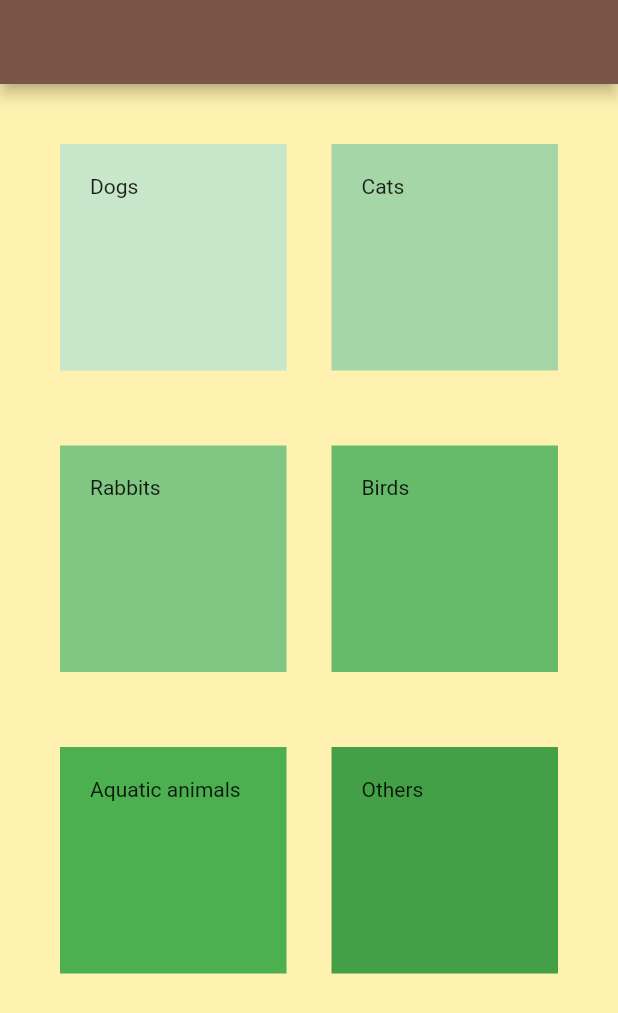
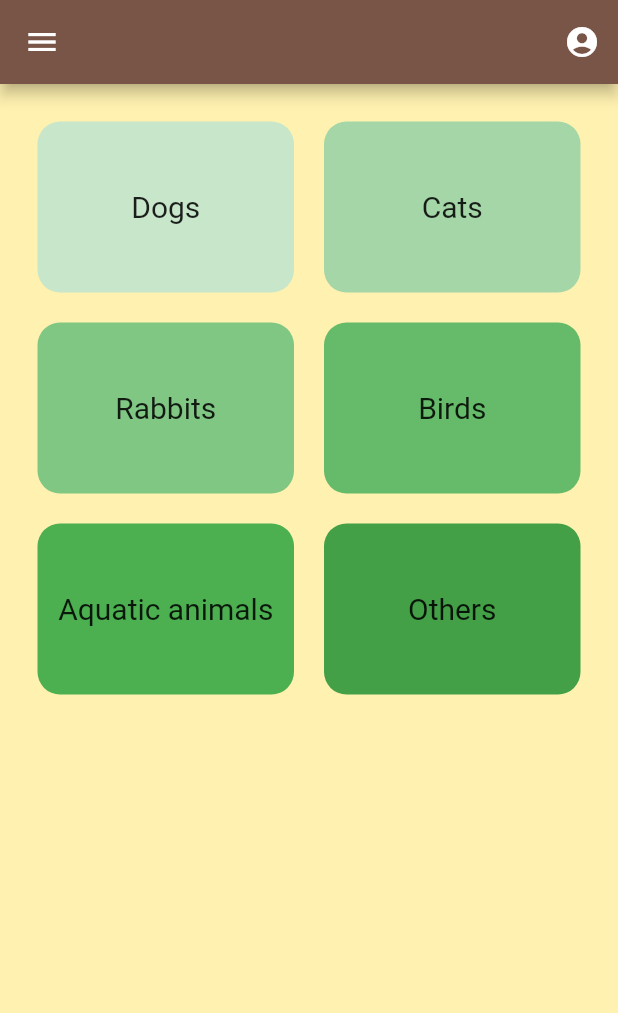
Before and after one commit to JahnaviSatishShanbhag/Pet_Adoption_App, a Flutter app: the screen it shows after launch, on a phone screen of 412 x 824 dp. Shown: the top 1013 px of the screen. Run offline on Flutter 3.47's test engine with Material 2 defaults, Android fonts, the phone set to English and light mode, and no system bars.

Commit message:
check error commit

```diff
--- /dev/null
+++ b/lib/dummy_data.dart
@@ -0,0 +1,36 @@
+import 'package:flutter/material.dart';
+
+import 'models/animal_category.dart';
+
+List<AnimalCategory> DUMMY_ANIMALS = [
+  AnimalCategory(
+    id: 'a1',
+    title: 'Dogs',
+    color: Colors.green[100] as Color,
+  ),
+  AnimalCategory(
+    id: 'a2',
+    title: 'Cats',
+    color: Colors.green[200] as Color,
+  ),
+  AnimalCategory(
+    id: 'a3',
+    title: 'Rabbits',
+    color: Colors.green[300] as Color,
+  ),
+  AnimalCategory(
+    id: 'a4',
+    title: 'Birds',
+    color: Colors.green[400] as Color,
+  ),
+  AnimalCategory(
+    id: 'a5',
+    title: 'Aquatic animals',
+    color: Colors.green[500] as Color,
+  ),
+  AnimalCategory(
+    id: 'a6',
+    title: 'Others',
+    color: Colors.green[600] as Color,
+  ),
+];
--- a/lib/main.dart
+++ b/lib/main.dart
@@ -1,31 +1,37 @@
 import 'package:flutter/material.dart';
-import 'package:pet_adoption_app/screens/auth_screen.dart';
+
+import './screens/auth_screen.dart';
+import './screens/category_animals_screen.dart';
 import './screens/home_screen.dart';
+import './widgets/category_item.dart';
 
 void main() {
   runApp(MyApp());
 }
 
-class MyApp extends StatelessWidget {
+class MyApp extends StatefulWidget {
+  @override
+  State<MyApp> createState() => _MyAppState();
+}
 
-  Map<int, Color> color =
-          {
-          50:const Color.fromRGBO(255, 241, 175, .1),
-          100:const Color.fromRGBO(255, 241, 175, .2),
-          200:const Color.fromRGBO(255, 241, 175, .3),
-          300:const Color.fromRGBO(255, 241, 175, .4),
-          400:const Color.fromRGBO(255, 241, 175, .5),
-          500:const Color.fromRGBO(255, 241, 175, .6),
-          600:const Color.fromRGBO(255, 241, 175, .7),
-          700:const Color.fromRGBO(255, 241, 175, .8),
-          800:const Color.fromRGBO(255, 241, 175, .9),
-          900:const Color.fromRGBO(255, 241, 175, 1),
-          };
+class _MyAppState extends State<MyApp> {
+  Map<int, Color> color = {
+    50: const Color.fromRGBO(255, 241, 175, .1),
+    100: const Color.fromRGBO(255, 241, 175, .2),
+    200: const Color.fromRGBO(255, 241, 175, .3),
+    300: const Color.fromRGBO(255, 241, 175, .4),
+    400: const Color.fromRGBO(255, 241, 175, .5),
+    500: const Color.fromRGBO(255, 241, 175, .6),
+    600: const Color.fromRGBO(255, 241, 175, .7),
+    700: const Color.fromRGBO(255, 241, 175, .8),
+    800: const Color.fromRGBO(255, 241, 175, .9),
+    900: const Color.fromRGBO(255, 241, 175, 1),
+  };
 
   @override
   Widget build(BuildContext context) {
     // int argbColor = Color.argb(255, 118, 118, 188);
- MaterialColor colorCustom = MaterialColor(0xFFFFF1AF, color);
+    MaterialColor colorCustom = MaterialColor(0xFFFFF1AF, color);
 
     return MaterialApp(
       title: 'Pet adoption app',
@@ -34,6 +40,10 @@ class MyApp extends StatelessWidget {
         // accentColor:Colors.brown,
       ),
       home: HomeScreen(),
+      routes:{
+        // CategoryAnimalsScreen.routeName:(ctx) => CategoryAnimalsScreen(),
+        CategoryAnimalsScreen.routeName:(context) => CategoryAnimalsScreen(),
+      },
     );
   }
 }
--- /dev/null
+++ b/lib/models/animal_category.dart
@@ -0,0 +1,14 @@
+import 'package:flutter/material.dart';
+
+class AnimalCategory
+{
+  final String id;
+  final String title;
+  final Color color;
+
+  AnimalCategory({
+    required this.id,
+    required this.title,
+    required this.color,
+  });
+}
--- /dev/null
+++ b/lib/screens/category_animals_screen.dart
@@ -0,0 +1,18 @@
+import 'package:flutter/material.dart';
+
+class CategoryAnimalsScreen extends StatelessWidget {
+
+  static const routeName='/category-animals';
+
+  @override
+  Widget build(BuildContext context) {
+    // Map<String,String> routeArgs=ModalRoute.of(context)!.settings.arguments as Map<String,String>;
+
+    return Scaffold(
+      appBar: AppBar(
+        title:const Text("routeArgs['title'] as String"),
+      ),
+      body:Container(),
+    );
+  }
+}
--- a/lib/screens/home_screen.dart
+++ b/lib/screens/home_screen.dart
@@ -1,59 +1,48 @@
 import 'package:flutter/material.dart';
+
+import '../dummy_data.dart';
+import '../widgets/category_item.dart';
 
 class HomeScreen extends StatelessWidget {
   @override
   Widget build(BuildContext context) {
     return MaterialApp(
       home: Scaffold(
-          appBar: AppBar(
-            backgroundColor: Colors.brown,
+        appBar: AppBar(
+          // title: const Text("Home"),
+          leading: IconButton(
+            icon: const Icon(
+              Icons.menu,
+            ),
+            onPressed: () {},
           ),
-          backgroundColor: Theme.of(context).primaryColor,
-          body: CustomScrollView(
-        primary: false,
-        slivers: <Widget>[
-          SliverPadding(
-            padding: const EdgeInsets.all(40),
-            sliver: SliverGrid.count(
-              crossAxisSpacing: 30,
-              mainAxisSpacing: 50,
-              crossAxisCount: 2,
-              children: <Widget>[
-                Container(
-                  padding: const EdgeInsets.all(20),
-                  child: const Text("Dogs"),
-                  color: Colors.green[100],
-                ),
-                Container(
-                  padding: const EdgeInsets.all(20),
-                  child: const Text('Cats'),
-                  color: Colors.green[200],
-                ),
-                Container(
-                  padding: const EdgeInsets.all(20),
-                  child: const Text('Rabbits'),
-                  color: Colors.green[300],
-                ),
-                Container(
-                  padding: const EdgeInsets.all(20),
-                  child: const Text('Birds'),
-                  color: Colors.green[400],
-                ),
-                Container(
-                  padding: const EdgeInsets.all(20),
-                  child: const Text('Aquatic animals'),
-                  color: Colors.green[500],
-                ),
-                Container(
-                  padding: const EdgeInsets.all(20),
-                  child: const Text('Others'),
-                  color: Colors.green[600],
-                ),
-              ],
+          backgroundColor: Colors.brown,
+          actions: [
+            IconButton(
+              icon: const Icon(Icons.account_circle_sharp),
+              onPressed: () {},
             ),
+          ],
+        ),
+        backgroundColor: Theme.of(context).primaryColor,
+        body: GridView(
+          padding: const EdgeInsets.all(
+            25,
           ),
-        ],
+          children: [
+            ...DUMMY_ANIMALS
+                .map((category) =>
+                    CategoryItem(category.id, category.title, category.color))
+                .toList()
+          ],
+          gridDelegate: const SliverGridDelegateWithMaxCrossAxisExtent(
+            maxCrossAxisExtent: 200,
+            mainAxisSpacing: 20,
+            crossAxisSpacing: 20,
+            childAspectRatio: 3 / 2,
+          ),
+        ),
       ),
-      ));
+    );
   }
 }
--- /dev/null
+++ b/lib/widgets/category_item.dart
@@ -0,0 +1,41 @@
+import 'package:flutter/material.dart';
+
+import '../screens/category_animals_screen.dart';
+
+class CategoryItem extends StatelessWidget {
+  final String id;
+  final String title;
+  final Color colour;
+
+  CategoryItem(
+    this.id,
+    this.title,
+    this.colour,
+  );
+
+  // void _selectCategory(BuildContext context) {
+  //   Navigator.of(context).pushNamed(Test.routeName);
+  // }
+
+  @override
+  Widget build(BuildContext context) {
+    return InkWell(
+      onTap: () {
+        Navigator.of(context).pushNamed(CategoryAnimalsScreen.routeName);
+      },
+      child: Container(
+        child: Center(
+            child: Text(title,
+                style: const TextStyle(
+                  fontSize: 20,
+                ))),
+        decoration: BoxDecoration(
+          borderRadius: BorderRadius.circular(
+            15,
+          ),
+          color: colour,
+        ),
+      ),
+    );
+  }
+}
```
